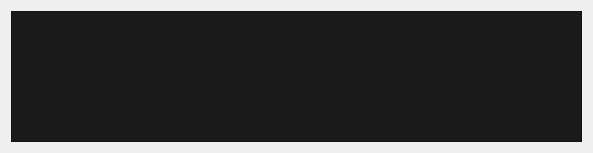
Above: templatecase.ui from RZFD12/BIRD_DETECTOR before the change. Below: the same form after it.
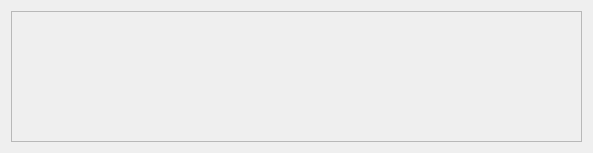
That is the form after the change.

```diff
--- a/templatecase.ui
+++ b/templatecase.ui
@@ -23,7 +23,7 @@
       </sizepolicy>
      </property>
      <property name="styleSheet">
-      <string notr="true">background-color: rgb(26, 26, 26);</string>
+      <string notr="true"/>
      </property>
      <property name="frameShape">
       <enum>QFrame::StyledPanel</enum>
@@ -42,8 +42,8 @@
        <rect>
         <x>0</x>
         <y>0</y>
-        <width>573</width>
-        <height>133</height>
+        <width>569</width>
+        <height>129</height>
        </rect>
       </property>
      </widget>
```
